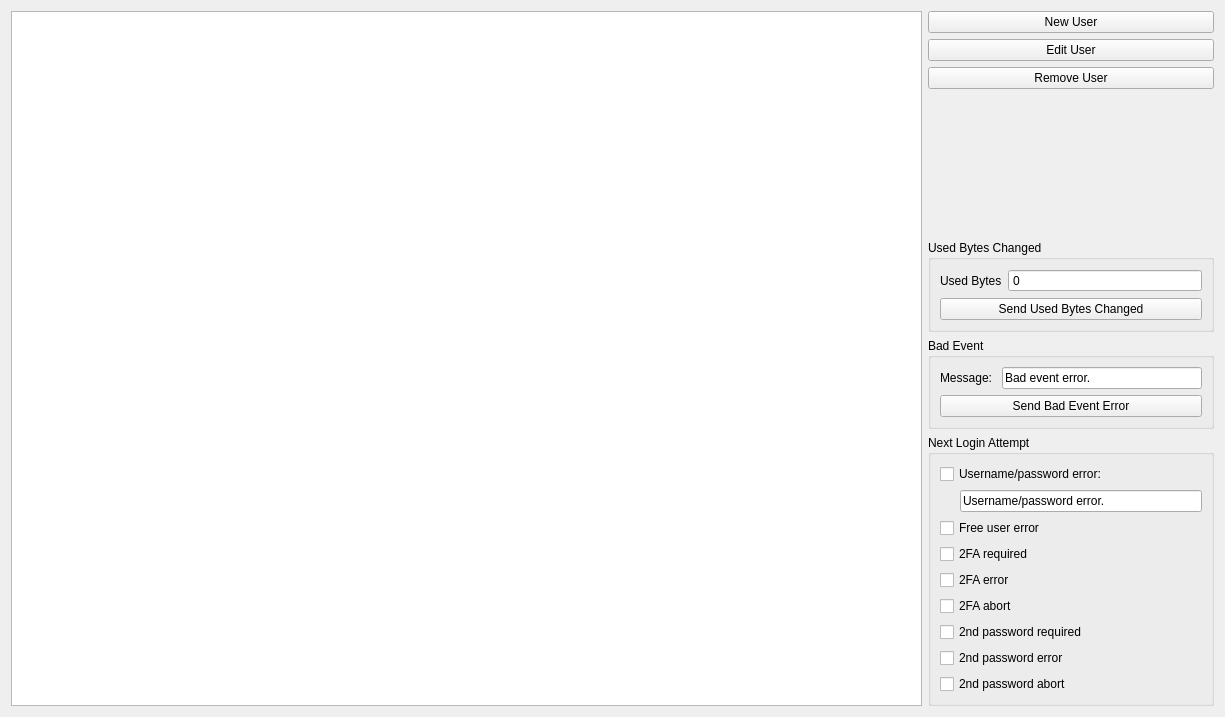
Old version of the form internal/frontend/bridge-gui/bridge-gui-tester/Tabs/UsersTab.ui in the repository ProtonMail/proton-bridge.
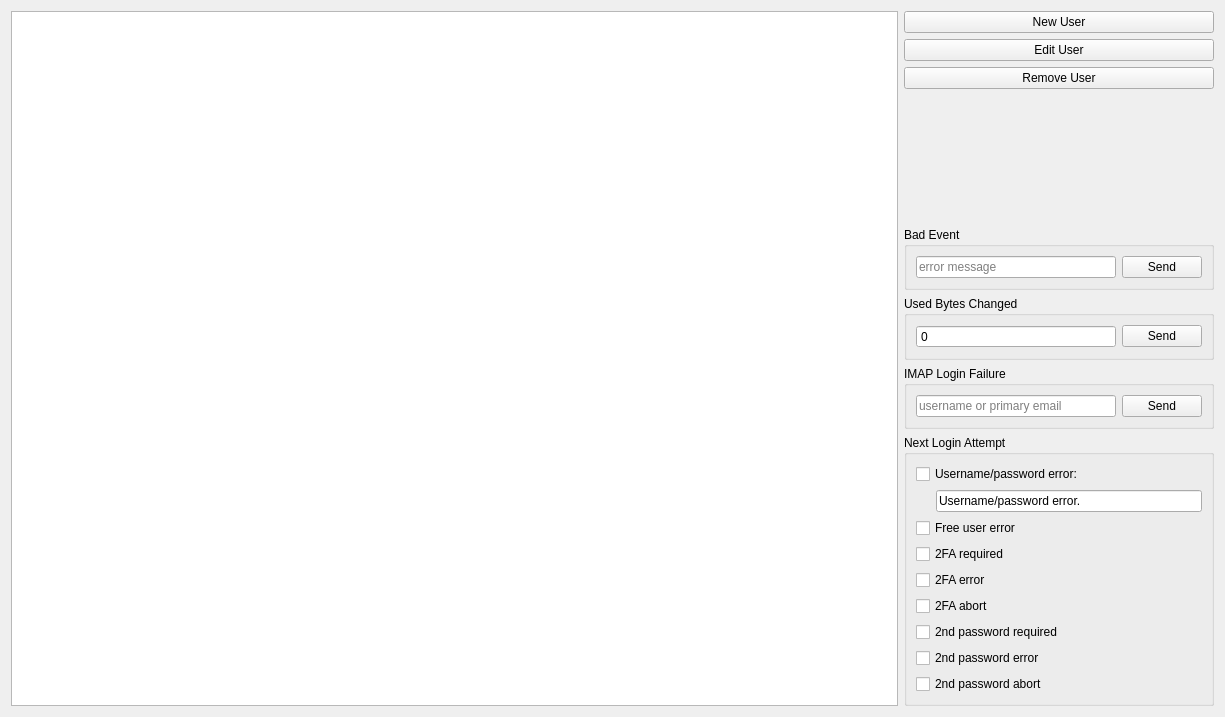
New version of the form.

Commit message: feat(GODT-2295): notifications for IMAP login when signed out.

Patch:
```diff
--- a/internal/frontend/bridge-gui/bridge-gui-tester/Tabs/UsersTab.ui
+++ b/internal/frontend/bridge-gui/bridge-gui-tester/Tabs/UsersTab.ui
@@ -66,6 +66,48 @@
        </property>
       </spacer>
      </item>
+     <item>
+      <widget class="QGroupBox" name="groupBoxBadEvent">
+       <property name="minimumSize">
+        <size>
+         <width>0</width>
+         <height>0</height>
+        </size>
+       </property>
+       <property name="title">
+        <string>Bad Event</string>
+       </property>
+       <layout class="QVBoxLayout" name="verticalLayout_3">
+        <item>
+         <layout class="QHBoxLayout" name="horizontalLayout_3">
+          <item>
+           <widget class="QLineEdit" name="editUserBadEvent">
+            <property name="minimumSize">
+             <size>
+              <width>200</width>
+              <height>0</height>
+             </size>
+            </property>
+            <property name="text">
+             <string/>
+            </property>
+            <property name="placeholderText">
+             <string>error message</string>
+            </property>
+           </widget>
+          </item>
+          <item>
+           <widget class="QPushButton" name="buttonUserBadEvent">
+            <property name="text">
+             <string>Send</string>
+            </property>
+           </widget>
+          </item>
+         </layout>
+        </item>
+       </layout>
+      </widget>
+     </item>
      <item>
       <widget class="QGroupBox" name="groupBoxUsedSpace">
        <property name="minimumSize">
@@ -79,14 +121,7 @@
        </property>
        <layout class="QVBoxLayout" name="verticalLayout_4">
         <item>
-         <layout class="QHBoxLayout" name="hBoxUsedBytes" stretch="0,1">
-          <item>
-           <widget class="QLabel" name="labelUsedBytes">
-            <property name="text">
-             <string>Used Bytes</string>
-            </property>
-           </widget>
-          </item>
+         <layout class="QHBoxLayout" name="hBoxUsedBytes" stretch="1,0">
           <item>
            <widget class="QDoubleSpinBox" name="spinUsedBytes">
             <property name="buttonSymbols">
@@ -100,20 +135,20 @@
             </property>
            </widget>
           </item>
+          <item>
+           <widget class="QPushButton" name="buttonUsedBytesChanged">
+            <property name="text">
+             <string>Send</string>
+            </property>
+           </widget>
+          </item>
          </layout>
         </item>
-        <item>
-         <widget class="QPushButton" name="buttonUsedBytesChanged">
-          <property name="text">
-           <string>Send Used Bytes Changed</string>
-          </property>
-         </widget>
-        </item>
        </layout>
       </widget>
      </item>
      <item>
-      <widget class="QGroupBox" name="groupBoxBadEvent">
+      <widget class="QGroupBox" name="groupBoxIMAPLoginFailed">
        <property name="minimumSize">
         <size>
          <width>0</width>
@@ -121,20 +156,13 @@
         </size>
        </property>
        <property name="title">
-        <string>Bad Event</string>
+        <string>IMAP Login Failure</string>
        </property>
-       <layout class="QVBoxLayout" name="verticalLayout_3">
+       <layout class="QVBoxLayout" name="verticalLayout_8">
         <item>
-         <layout class="QHBoxLayout" name="horizontalLayout_3">
+         <layout class="QHBoxLayout" name="horizontalLayout_7">
           <item>
-           <widget class="QLabel" name="labelUserBadEvent">
-            <property name="text">
-             <string>Message: </string>
-            </property>
-           </widget>
-          </item>
-          <item>
-           <widget class="QLineEdit" name="editUserBadEvent">
+           <widget class="QLineEdit" name="editIMAPLoginFailedUsername">
             <property name="minimumSize">
              <size>
               <width>200</width>
@@ -142,19 +170,22 @@
              </size>
             </property>
             <property name="text">
-             <string>Bad event error.</string>
+             <string/>
+            </property>
+            <property name="placeholderText">
+             <string>username or primary email</string>
+            </property>
+           </widget>
+          </item>
+          <item>
+           <widget class="QPushButton" name="buttonImapLoginFailed">
+            <property name="text">
+             <string>Send</string>
             </property>
            </widget>
           </item>
          </layout>
         </item>
-        <item>
-         <widget class="QPushButton" name="buttonUserBadEvent">
-          <property name="text">
-           <string>Send Bad Event Error</string>
-          </property>
-         </widget>
-        </item>
        </layout>
       </widget>
      </item>
```
The commit also changes 25 other files.
